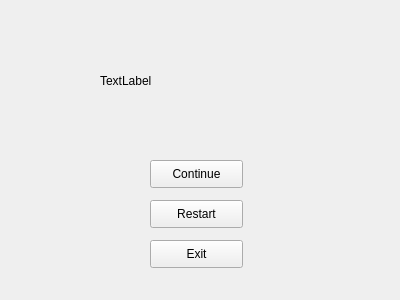
First picture: the form in pausewindow.ui, repository TwinIsland-CCC/RhythmGame_Project_1_00, before the edit.
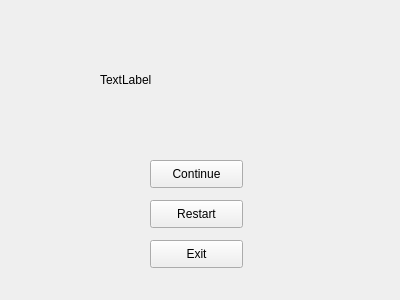
Second picture: the form after the edit. Icons and pictures are not drawn. Custom widgets are drawn as their Qt base class.

```diff
--- a/pausewindow.ui
+++ b/pausewindow.ui
@@ -61,10 +61,22 @@
     <rect>
      <x>100</x>
      <y>20</y>
-     <width>221</width>
-     <height>121</height>
+     <width>220</width>
+     <height>120</height>
     </rect>
    </property>
+   <property name="minimumSize">
+    <size>
+     <width>220</width>
+     <height>120</height>
+    </size>
+   </property>
+   <property name="maximumSize">
+    <size>
+     <width>220</width>
+     <height>120</height>
+    </size>
+   </property>
    <property name="text">
     <string>TextLabel</string>
    </property>
```
